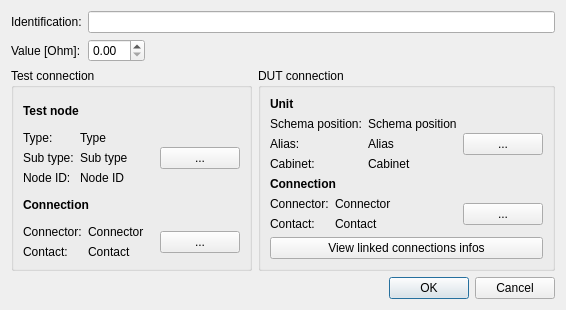
Before: the Qt Designer form src/mdttools/mdttesttool/mdtTtTestLinkDialog.ui in scandyna/multidiagtools, drawn with Qt 5.
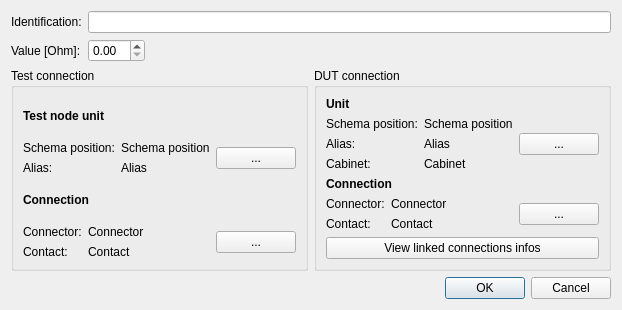
After: the same form once the commit is applied.

```diff
--- a/src/mdttools/mdttesttool/mdtTtTestLinkDialog.ui
+++ b/src/mdttools/mdttesttool/mdtTtTestLinkDialog.ui
@@ -61,7 +61,7 @@
            <string notr="true"/>
           </property>
           <property name="text">
-           <string>Test node</string>
+           <string>Test node unit</string>
           </property>
          </widget>
         </item>
@@ -69,45 +69,34 @@
          <layout class="QHBoxLayout" name="horizontalLayout">
           <item>
            <layout class="QFormLayout" name="formLayout">
+            <property name="fieldGrowthPolicy">
+             <enum>QFormLayout::ExpandingFieldsGrow</enum>
+            </property>
             <item row="0" column="0">
              <widget class="QLabel" name="lbTestNodeTypeLabel">
               <property name="text">
-               <string>Type:</string>
+               <string>Schema position:</string>
               </property>
              </widget>
             </item>
             <item row="0" column="1">
              <widget class="QLabel" name="lbTestNodeType">
               <property name="text">
-               <string>Type</string>
+               <string>Schema position</string>
               </property>
              </widget>
             </item>
             <item row="1" column="0">
              <widget class="QLabel" name="lbTestNodeSubTypeLabel">
               <property name="text">
-               <string>Sub type:</string>
+               <string>Alias:</string>
               </property>
              </widget>
             </item>
             <item row="1" column="1">
              <widget class="QLabel" name="lbTestNodeSubType">
               <property name="text">
-               <string>Sub type</string>
-              </property>
-             </widget>
-            </item>
-            <item row="2" column="0">
-             <widget class="QLabel" name="lbTestNodeNodeIdLabel">
-              <property name="text">
-               <string>Node ID:</string>
-              </property>
-             </widget>
-            </item>
-            <item row="2" column="1">
-             <widget class="QLabel" name="lbTestNodeNodeId">
-              <property name="text">
-               <string>Node ID</string>
+               <string>Alias</string>
               </property>
              </widget>
             </item>
```
Left out of the diff: 10 changed lines with no effect on the pictures.
